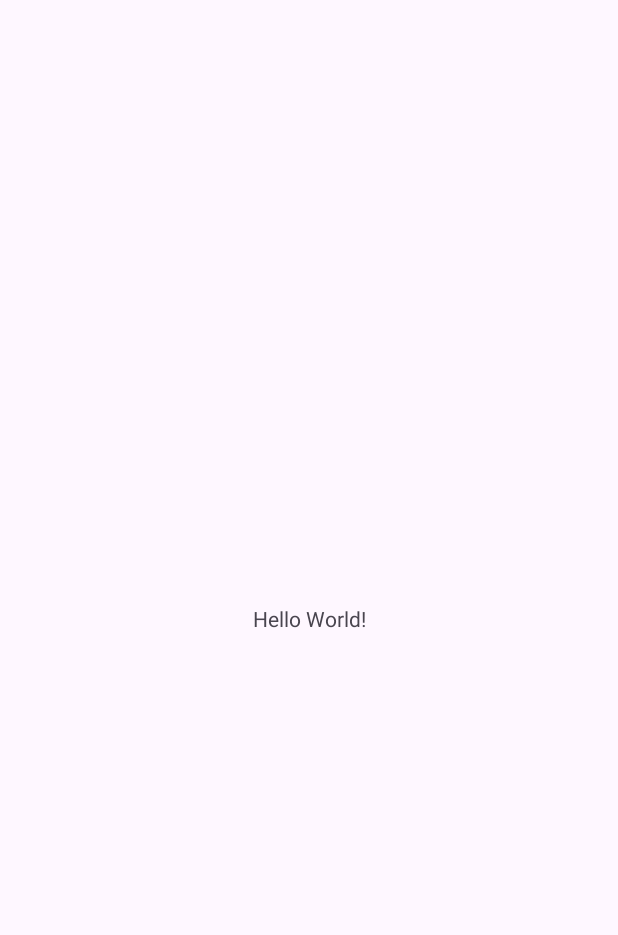
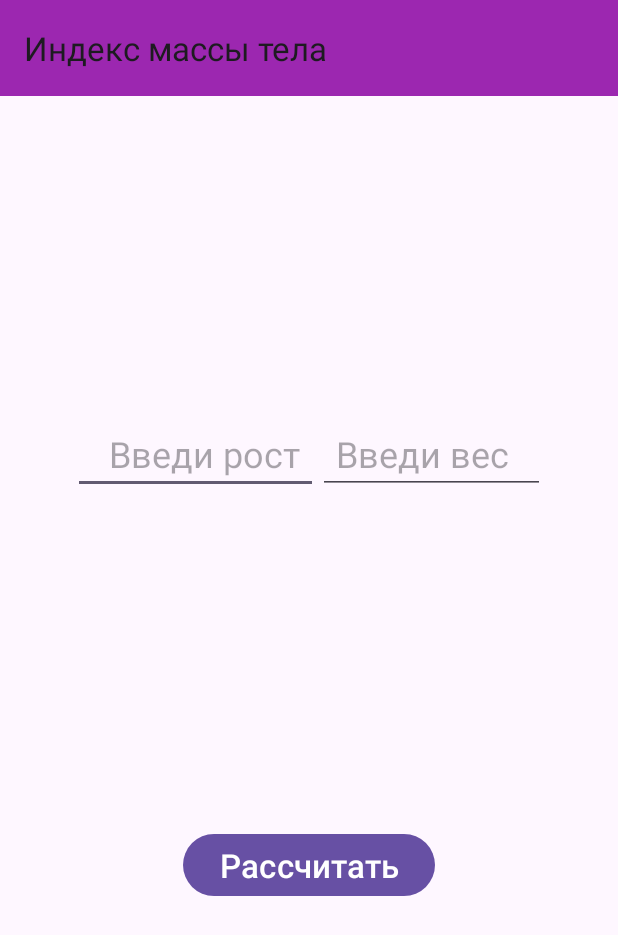
Before and after one commit to Hellion2008/Android_IndexOfBodyWeight, an Android app: the screen it shows after launch (MainActivity), on a phone screen of 412 x 824 dp. Before the commit the part shown is almost empty. Shown: the top 935 px of the screen. Run offline under Robolectric (Android 15) with nearby library versions, the phone set to English and light mode, and no system bars.

Commit message:
app done

```diff
--- a/app/src/main/AndroidManifest.xml
+++ b/app/src/main/AndroidManifest.xml
@@ -13,6 +13,9 @@
         android:theme="@style/Theme.Android_IndexOfBodyWeight"
         tools:targetApi="31">
         <activity
+            android:name=".ResultActivity"
+            android:exported="false" />
+        <activity
             android:name=".MainActivity"
             android:exported="true">
             <intent-filter>
--- a/app/src/main/java/ru/urban/android_indexofbodyweight/MainActivity.kt
+++ b/app/src/main/java/ru/urban/android_indexofbodyweight/MainActivity.kt
@@ -1,12 +1,24 @@
 package ru.urban.android_indexofbodyweight
 
+import android.annotation.SuppressLint
+import android.content.Intent
 import android.os.Bundle
+import android.view.View
+import android.widget.Button
+import android.widget.EditText
 import androidx.activity.enableEdgeToEdge
 import androidx.appcompat.app.AppCompatActivity
 import androidx.core.view.ViewCompat
 import androidx.core.view.WindowInsetsCompat
 
 class MainActivity : AppCompatActivity() {
+
+    private lateinit var heightEditTextET: EditText
+    private lateinit var weightEditTextET: EditText
+
+    private lateinit var calculatedBTN: Button
+
+    @SuppressLint("MissingInflatedId")
     override fun onCreate(savedInstanceState: Bundle?) {
         super.onCreate(savedInstanceState)
         enableEdgeToEdge()
@@ -16,5 +28,24 @@ class MainActivity : AppCompatActivity() {
             v.setPadding(systemBars.left, systemBars.top, systemBars.right, systemBars.bottom)
             insets
         }
+
+        heightEditTextET = findViewById(R.id.heightEditTextET)
+        weightEditTextET = findViewById(R.id.weightEditTextET)
+
+        calculatedBTN = findViewById(R.id.calculatedBTN)
+
+        calculatedBTN.setOnClickListener {view ->
+            if (heightEditTextET.text.isEmpty() || weightEditTextET.text.isEmpty()) return@setOnClickListener
+
+            val intent = Intent(this, ResultActivity::class.java)
+            intent.putExtra(
+                "result",
+                calculateIndex(heightEditTextET.text.toString().toDouble(), weightEditTextET.text.toString().toDouble()))
+            startActivity(intent)
+        }
+    }
+
+    private fun calculateIndex (height: Double, weight: Double): Double{
+        return weight / (height / 100 * height / 100)
     }
 }
--- a/app/src/main/res/layout/activity_main.xml
+++ b/app/src/main/res/layout/activity_main.xml
@@ -7,13 +7,55 @@
     android:layout_height="match_parent"
     tools:context=".MainActivity">
 
-    <TextView
-        android:layout_width="wrap_content"
+    <androidx.appcompat.widget.Toolbar
+        android:id="@+id/toolbarMain"
+        android:layout_width="match_parent"
         android:layout_height="wrap_content"
-        android:text="Hello World!"
+        android:background="@color/color_toolbar"
+        app:title="Индекс массы тела"
+        tools:ignore="MissingConstraints" />
+
+    <LinearLayout
+        android:id="@+id/layout_fields"
+        android:layout_width="match_parent"
+        android:layout_height="wrap_content"
+        android:orientation="horizontal"
+        android:gravity="center"
         app:layout_constraintBottom_toBottomOf="parent"
         app:layout_constraintEnd_toEndOf="parent"
         app:layout_constraintStart_toStartOf="parent"
-        app:layout_constraintTop_toTopOf="parent" />
+        app:layout_constraintTop_toBottomOf="@+id/toolbarMain"
+        app:layout_constraintVertical_bias="0.3">
+
+        <EditText
+            android:id="@+id/heightEditTextET"
+            android:layout_width="wrap_content"
+            android:layout_height="wrap_content"
+            android:hint="@string/hint_height"
+            android:textSize="24dp"
+            android:paddingLeft="24dp"
+            android:paddingRight="12dp"/>
+
+        <EditText
+            android:id="@+id/weightEditTextET"
+            android:layout_width="wrap_content"
+            android:layout_height="wrap_content"
+            android:hint="@string/hint_weight"
+            android:textSize="24dp"
+            android:paddingRight="24dp"
+            android:paddingLeft="12dp"/>
+
+    </LinearLayout>
+
+    <Button
+        android:id="@+id/calculatedBTN"
+        android:layout_width="wrap_content"
+        android:layout_height="wrap_content"
+        android:text="@string/text_calculate_btn"
+        android:textSize="22dp"
+        app:layout_constraintBottom_toBottomOf="parent"
+        app:layout_constraintEnd_toEndOf="parent"
+        app:layout_constraintStart_toStartOf="parent"
+        app:layout_constraintTop_toBottomOf="@id/layout_fields" />
 
 </androidx.constraintlayout.widget.ConstraintLayout>
--- a/app/src/main/res/values/colors.xml
+++ b/app/src/main/res/values/colors.xml
@@ -2,4 +2,5 @@
 <resources>
     <color name="black">#FF000000</color>
     <color name="white">#FFFFFFFF</color>
+    <color name="color_toolbar">#9C27B0</color>
 </resources>
--- a/app/src/main/res/values/strings.xml
+++ b/app/src/main/res/values/strings.xml
@@ -1,3 +1,6 @@
 <resources>
     <string name="app_name">Android_IndexOfBodyWeight</string>
+    <string name="hint_height">Введи рост</string>
+    <string name="hint_weight">Введи вес</string>
+    <string name="text_calculate_btn">Рассчитать</string>
 </resources>
```
Also changed, not shown: app/src/main/java/ru/urban/android_indexofbodyweight/Information.kt (added, +16 -0 lines), app/src/main/java/ru/urban/android_indexofbodyweight/ResultActivity.kt (added, +52 -0 lines), app/src/main/res/layout/activity_result.xml (added, +68 -0 lines), app/src/main/res/drawable/fat.png (added), app/src/main/res/drawable/normal.jpg (added), app/src/main/res/drawable/thin.jpg (added).
